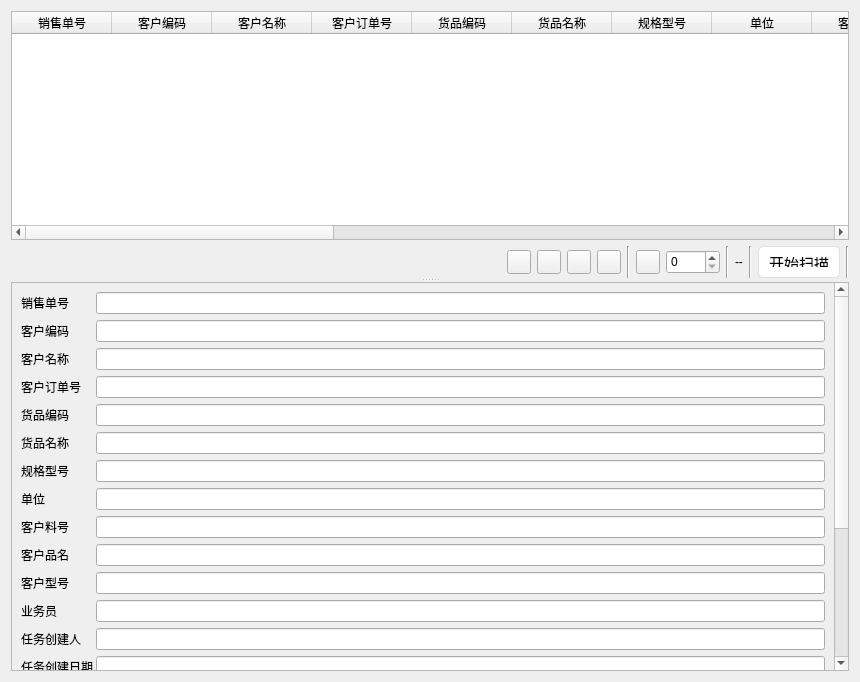
Old version of the form ui/task_frame.ui in the repository izerui/scanrun.
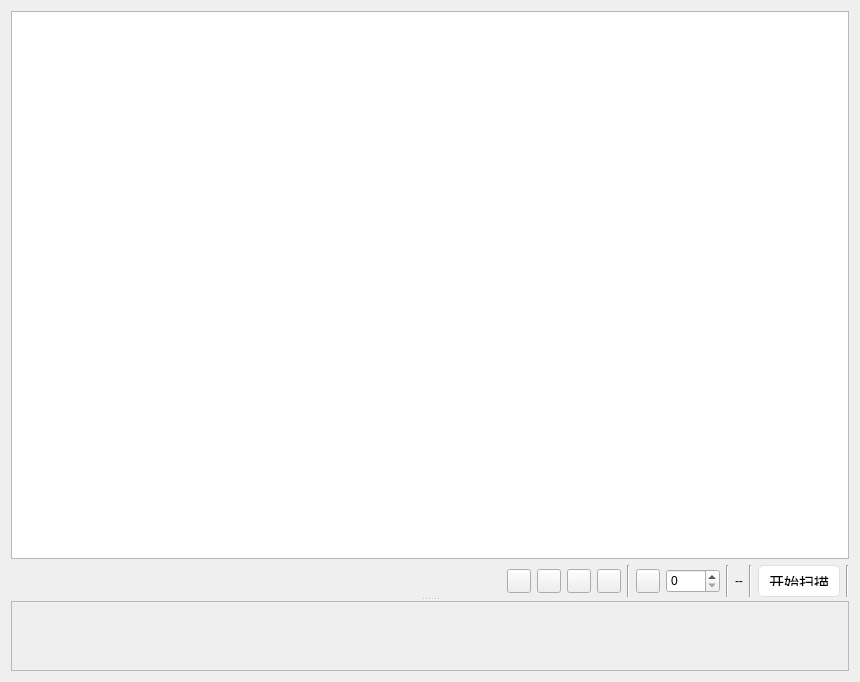
New version of the form. Icons and pictures are not drawn.

Diff of the .ui file:
```diff
--- a/ui/task_frame.ui
+++ b/ui/task_frame.ui
@@ -53,117 +53,18 @@
          <property name="autoScroll">
           <bool>true</bool>
          </property>
+         <property name="alternatingRowColors">
+          <bool>true</bool>
+         </property>
          <property name="selectionMode">
           <enum>QAbstractItemView::SingleSelection</enum>
          </property>
          <property name="selectionBehavior">
           <enum>QAbstractItemView::SelectRows</enum>
          </property>
-         <column>
-          <property name="text">
-           <string>销售单号</string>
-          </property>
-         </column>
-         <column>
-          <property name="text">
-           <string>客户编码</string>
-          </property>
-         </column>
-         <column>
-          <property name="text">
-           <string>客户名称</string>
-          </property>
-         </column>
-         <column>
-          <property name="text">
-           <string>客户订单号</string>
-          </property>
-         </column>
-         <column>
-          <property name="text">
-           <string>货品编码</string>
-          </property>
-         </column>
-         <column>
-          <property name="text">
-           <string>货品名称</string>
-          </property>
-         </column>
-         <column>
-          <property name="text">
-           <string>规格型号</string>
-          </property>
-         </column>
-         <column>
-          <property name="text">
-           <string>单位</string>
-          </property>
-         </column>
-         <column>
-          <property name="text">
-           <string>客户料号</string>
-          </property>
-         </column>
-         <column>
-          <property name="text">
-           <string>客户品名</string>
-          </property>
-         </column>
-         <column>
-          <property name="text">
-           <string>客户型号</string>
-          </property>
-         </column>
-         <column>
-          <property name="text">
-           <string>业务员</string>
-          </property>
-         </column>
-         <column>
-          <property name="text">
-           <string>任务创建人</string>
-          </property>
-         </column>
-         <column>
-          <property name="text">
-           <string>任务创建日期</string>
-          </property>
-         </column>
-         <column>
-          <property name="text">
-           <string>订单交期</string>
-          </property>
-         </column>
-         <column>
-          <property name="text">
-           <string>销售订单数量</string>
-          </property>
-         </column>
-         <column>
-          <property name="text">
-           <string>任务数量</string>
-          </property>
-         </column>
-         <column>
-          <property name="text">
-           <string>已扫码数量</string>
-          </property>
-         </column>
-         <column>
-          <property name="text">
-           <string>未扫码数量</string>
-          </property>
-         </column>
-         <column>
-          <property name="text">
-           <string>装箱数量</string>
-          </property>
-         </column>
-         <column>
-          <property name="text">
-           <string>卡板数量</string>
-          </property>
-         </column>
+         <attribute name="horizontalHeaderStretchLastSection">
+          <bool>false</bool>
+         </attribute>
         </widget>
        </item>
        <item>
@@ -468,8 +369,8 @@
         <rect>
          <x>0</x>
          <y>0</y>
-         <width>819</width>
-         <height>667</height>
+         <width>834</width>
+         <height>69</height>
         </rect>
        </property>
        <layout class="QVBoxLayout" name="verticalLayout_2">
@@ -490,348 +391,6 @@
           <property name="verticalSpacing">
            <number>-1</number>
           </property>
-          <item row="0" column="0">
-           <widget class="QLabel" name="Label_3">
-            <property name="text">
-             <string>销售单号</string>
-            </property>
-           </widget>
-          </item>
-          <item row="0" column="1">
-           <widget class="QLineEdit" name="saleOrderDocNo">
-            <property name="text">
-             <string/>
-            </property>
-            <property name="readOnly">
-             <bool>true</bool>
-            </property>
-           </widget>
-          </item>
-          <item row="1" column="0">
-           <widget class="QLabel" name="Label2_2">
-            <property name="text">
-             <string>客户编码</string>
-            </property>
-           </widget>
-          </item>
-          <item row="1" column="1">
-           <widget class="QLineEdit" name="customerSerial">
-            <property name="enabled">
-             <bool>true</bool>
-            </property>
-            <property name="readOnly">
-             <bool>true</bool>
-            </property>
-           </widget>
-          </item>
-          <item row="2" column="0">
-           <widget class="QLabel" name="Label3_2">
-            <property name="text">
-             <string>客户名称</string>
-            </property>
-           </widget>
-          </item>
-          <item row="2" column="1">
-           <widget class="QLineEdit" name="customerName">
-            <property name="enabled">
-             <bool>true</bool>
-            </property>
-            <property name="readOnly">
-             <bool>true</bool>
-            </property>
-           </widget>
-          </item>
-          <item row="3" column="0">
-           <widget class="QLabel" name="Label54_2">
-            <property name="text">
-             <string>客户订单号</string>
-            </property>
-           </widget>
-          </item>
-          <item row="3" column="1">
-           <widget class="QLineEdit" name="customerOrderDocNo">
-            <property name="enabled">
-             <bool>true</bool>
-            </property>
-            <property name="readOnly">
-             <bool>true</bool>
-            </property>
-           </widget>
-          </item>
-          <item row="4" column="0">
-           <widget class="QLabel" name="Label8_2">
-            <property name="text">
-             <string>货品编码</string>
-            </property>
-           </widget>
-          </item>
-          <item row="4" column="1">
-           <widget class="QLineEdit" name="inventoryCode">
-            <property name="enabled">
-             <bool>true</bool>
-            </property>
-            <property name="readOnly">
-             <bool>true</bool>
-            </property>
-           </widget>
-          </item>
-          <item row="5" column="0">
-           <widget class="QLabel" name="Label_4">
-            <property name="text">
-             <string>货品名称</string>
-            </property>
-           </widget>
-          </item>
-          <item row="5" column="1">
-           <widget class="QLineEdit" name="inventoryName">
-            <property name="enabled">
-             <bool>true</bool>
-            </property>
-            <property name="readOnly">
-             <bool>true</bool>
-            </property>
-           </widget>
-          </item>
-          <item row="6" column="0">
-           <widget class="QLabel" name="label">
-            <property name="text">
-             <string>规格型号</string>
-            </property>
-           </widget>
-          </item>
-          <item row="6" column="1">
-           <widget class="QLineEdit" name="inventorySpec">
-            <property name="enabled">
-             <bool>true</bool>
-            </property>
-            <property name="readOnly">
-             <bool>true</bool>
-            </property>
-           </widget>
-          </item>
-          <item row="7" column="0">
-           <widget class="QLabel" name="label_3">
-            <property name="text">
-             <string>单位</string>
-            </property>
-           </widget>
-          </item>
-          <item row="7" column="1">
-           <widget class="QLineEdit" name="unitName">
-            <property name="enabled">
-             <bool>true</bool>
-            </property>
-            <property name="readOnly">
-             <bool>true</bool>
-            </property>
-           </widget>
-          </item>
-          <item row="8" column="0">
-           <widget class="QLabel" name="label_4">
-            <property name="text">
-             <string>客户料号</string>
-            </property>
-           </widget>
-          </item>
-          <item row="8" column="1">
-           <widget class="QLineEdit" name="customerMaterialCode">
-            <property name="enabled">
-             <bool>true</bool>
-            </property>
-            <property name="readOnly">
-             <bool>true</bool>
-            </property>
-           </widget>
-          </item>
-          <item row="9" column="0">
-           <widget class="QLabel" name="label_5">
-            <property name="text">
-             <string>客户品名</string>
-            </property>
-           </widget>
-          </item>
-          <item row="9" column="1">
-           <widget class="QLineEdit" name="customerInventoryName">
-            <property name="enabled">
-             <bool>true</bool>
-            </property>
-            <property name="readOnly">
-             <bool>true</bool>
-            </property>
-           </widget>
-          </item>
-          <item row="10" column="0">
-           <widget class="QLabel" name="label_6">
-            <property name="text">
-             <string>客户型号</string>
-            </property>
-           </widget>
-          </item>
-          <item row="10" column="1">
-           <widget class="QLineEdit" name="customerInventorySpec">
-            <property name="enabled">
-             <bool>true</bool>
-            </property>
-            <property name="readOnly">
-             <bool>true</bool>
-            </property>
-           </widget>
-          </item>
-          <item row="11" column="0">
-           <widget class="QLabel" name="label_7">
-            <property name="text">
-             <string>业务员</string>
-            </property>
-           </widget>
-          </item>
-          <item row="11" column="1">
-           <widget class="QLineEdit" name="employeeName">
-            <property name="enabled">
-             <bool>true</bool>
-            </property>
-            <property name="readOnly">
-             <bool>true</bool>
-            </property>
-           </widget>
-          </item>
-          <item row="12" column="0">
-           <widget class="QLabel" name="label_8">
-            <property name="text">
-             <string>任务创建人</string>
-            </property>
-           </widget>
-          </item>
-          <item row="12" column="1">
-           <widget class="QLineEdit" name="creatorName">
-            <property name="enabled">
-             <bool>true</bool>
-            </property>
-            <property name="readOnly">
-             <bool>true</bool>
-            </property>
-           </widget>
-          </item>
-          <item row="13" column="0">
-           <widget class="QLabel" name="label_10">
-            <property name="text">
-             <string>任务创建日期</string>
-            </property>
-           </widget>
-          </item>
-          <item row="13" column="1">
-           <widget class="QLineEdit" name="createTime">
-            <property name="enabled">
-             <bool>true</bool>
-            </property>
-            <property name="readOnly">
-             <bool>true</bool>
-            </property>
-           </widget>
-          </item>
-          <item row="14" column="0">
-           <widget class="QLabel" name="label_11">
-            <property name="text">
-             <string>订单交期</string>
-            </property>
-           </widget>
-          </item>
-          <item row="14" column="1">
-           <widget class="QLineEdit" name="deliveryDate">
-            <property name="enabled">
-             <bool>true</bool>
-            </property>
-            <property name="readOnly">
-             <bool>true</bool>
-            </property>
-           </widget>
-          </item>
-          <item row="15" column="0">
-           <widget class="QLabel" name="label_12">
-            <property name="text">
-             <string>销售订单数量</string>
-            </property>
-           </widget>
-          </item>
-          <item row="15" column="1">
-           <widget class="QLineEdit" name="quantity">
-            <property name="enabled">
-             <bool>true</bool>
-            </property>
-            <property name="readOnly">
-             <bool>true</bool>
-            </property>
-           </widget>
-          </item>
-          <item row="16" column="0">
-           <widget class="QLabel" name="label_9">
-            <property name="text">
-             <string>任务数量</string>
-            </property>
-           </widget>
-          </item>
-          <item row="16" column="1">
-           <widget class="QLineEdit" name="taskQuantity">
-            <property name="readOnly">
-             <bool>true</bool>
-            </property>
-           </widget>
-          </item>
-          <item row="17" column="0">
-           <widget class="QLabel" name="label_13">
-            <property name="text">
-             <string>已扫码数量</string>
-            </property>
-           </widget>
-          </item>
-          <item row="17" column="1">
-           <widget class="QLineEdit" name="scanCodeQuantity">
-            <property name="readOnly">
-             <bool>true</bool>
-            </property>
-           </widget>
-          </item>
-          <item row="18" column="0">
-           <widget class="QLabel" name="label_14">
-            <property name="text">
-             <string>未扫码数量</string>
-            </property>
-           </widget>
-          </item>
-          <item row="18" column="1">
-           <widget class="QLineEdit" name="waitScanCodeQuantity">
-            <property name="readOnly">
-             <bool>true</bool>
-            </property>
-           </widget>
-          </item>
-          <item row="19" column="0">
-           <widget class="QLabel" name="label_15">
-            <property name="text">
-             <string>装箱数量</string>
-            </property>
-           </widget>
-          </item>
-          <item row="19" column="1">
-           <widget class="QLineEdit" name="boxQuantity">
-            <property name="readOnly">
-             <bool>true</bool>
-            </property>
-           </widget>
-          </item>
-          <item row="20" column="0">
-           <widget class="QLabel" name="label_16">
-            <property name="text">
-             <string>卡板数量</string>
-            </property>
-           </widget>
-          </item>
-          <item row="20" column="1">
-           <widget class="QLineEdit" name="palletQuantity">
-            <property name="readOnly">
-             <bool>true</bool>
-            </property>
-           </widget>
-          </item>
          </layout>
         </item>
        </layout>
```
